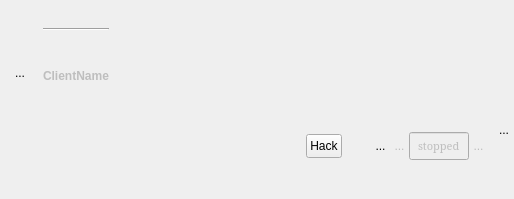
First picture: the form in resources/ui/client_slot.ui, repository Houston4444/RaySession, before the edit.
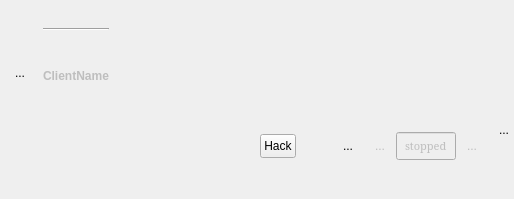
Second picture: the form after the edit. Icons and pictures are not drawn. Custom widgets are drawn as their Qt base class.

Commit message: avoid blur icons on client slot with Qt6

Patch:
```diff
--- a/resources/ui/client_slot.ui
+++ b/resources/ui/client_slot.ui
@@ -293,6 +293,12 @@
        </item>
        <item>
         <widget class="QToolButton" name="toolButtonGUI">
+         <property name="minimumSize">
+          <size>
+           <width>32</width>
+           <height>32</height>
+          </size>
+         </property>
          <property name="styleSheet">
           <string notr="true">QToolButton{border:none}</string>
          </property>
@@ -329,6 +335,12 @@
        </item>
        <item>
         <widget class="QToolButton" name="startButton">
+         <property name="minimumSize">
+          <size>
+           <width>32</width>
+           <height>32</height>
+          </size>
+         </property>
          <property name="maximumSize">
           <size>
            <width>32</width>
@@ -362,6 +374,12 @@
          <property name="enabled">
           <bool>false</bool>
          </property>
+         <property name="minimumSize">
+          <size>
+           <width>32</width>
+           <height>32</height>
+          </size>
+         </property>
          <property name="maximumSize">
           <size>
            <width>32</width>
@@ -437,6 +455,12 @@
          <property name="enabled">
           <bool>false</bool>
          </property>
+         <property name="minimumSize">
+          <size>
+           <width>32</width>
+           <height>32</height>
+          </size>
+         </property>
          <property name="maximumSize">
           <size>
            <width>32</width>
```
Left out of the diff: 6 changed lines with no effect on the pictures. The commit also changes 1 other file.
